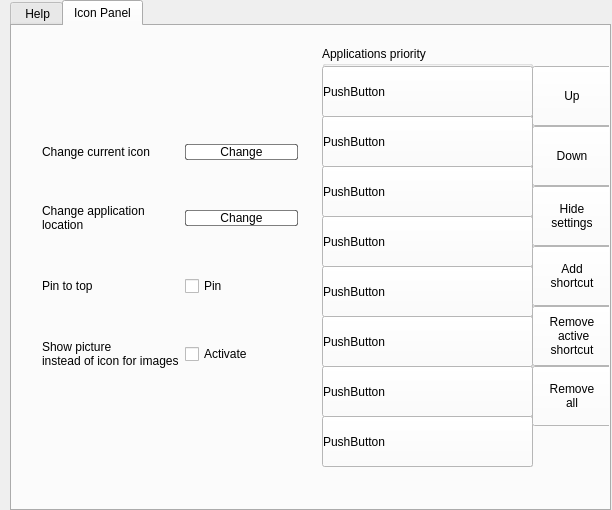
Qwebeck/QuickAccessPanel, file Vass-2/Vass_2/config.ui: the form before one commit.
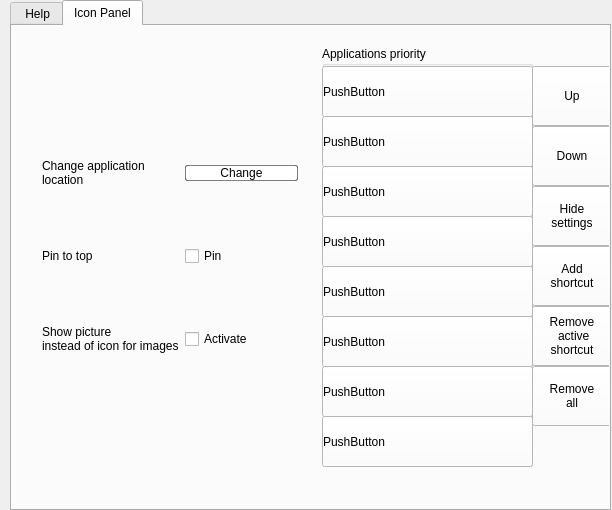
The form after the commit. The open tabs and pages were chosen to show the change.

Diff of the .ui file:
```diff
--- a/Vass-2/Vass_2/config.ui
+++ b/Vass-2/Vass_2/config.ui
@@ -379,39 +379,7 @@
            </rect>
           </property>
           <layout class="QGridLayout" name="icon_information">
-           <item row="2" column="1">
-            <widget class="QLabel" name="label_11">
-             <property name="text">
-              <string>Pin to top</string>
-             </property>
-            </widget>
-           </item>
-           <item row="2" column="2">
-            <widget class="QCheckBox" name="always_first">
-             <property name="text">
-              <string>Pin</string>
-             </property>
-            </widget>
-           </item>
            <item row="0" column="1">
-            <widget class="QLabel" name="label_10">
-             <property name="text">
-              <string>Change current icon</string>
-             </property>
-            </widget>
-           </item>
-           <item row="1" column="2">
-            <widget class="QPushButton" name="chnge_icon_2">
-             <property name="styleSheet">
-              <string notr="true">QPushButton{background-color:white;border-radius:2px;border:1px solid rgba(0,0,0,0.5)}
-QPushButton:hover{background-color:rgba(255,255,255,0.5)}</string>
-             </property>
-             <property name="text">
-              <string>Change</string>
-             </property>
-            </widget>
-           </item>
-           <item row="1" column="1">
             <widget class="QLabel" name="label_9">
              <property name="text">
               <string>Change application 
@@ -419,8 +387,29 @@
              </property>
             </widget>
            </item>
+           <item row="1" column="2">
+            <widget class="QCheckBox" name="always_first">
+             <property name="text">
+              <string>Pin</string>
+             </property>
+            </widget>
+           </item>
+           <item row="1" column="1">
+            <widget class="QLabel" name="label_11">
+             <property name="text">
+              <string>Pin to top</string>
+             </property>
+            </widget>
+           </item>
+           <item row="2" column="2">
+            <widget class="QCheckBox" name="p_ins_i">
+             <property name="text">
+              <string>Activate</string>
+             </property>
+            </widget>
+           </item>
            <item row="0" column="2">
-            <widget class="QPushButton" name="chnge_icon">
+            <widget class="QPushButton" name="chnge_icon_2">
              <property name="styleSheet">
               <string notr="true">QPushButton{background-color:white;border-radius:2px;border:1px solid rgba(0,0,0,0.5)}
 QPushButton:hover{background-color:rgba(255,255,255,0.5)}</string>
@@ -430,7 +419,7 @@
              </property>
             </widget>
            </item>
-           <item row="3" column="1">
+           <item row="2" column="1">
             <widget class="QLabel" name="label_13">
              <property name="text">
               <string>Show picture 
@@ -438,13 +427,6 @@
              </property>
             </widget>
            </item>
-           <item row="3" column="2">
-            <widget class="QCheckBox" name="p_ins_i">
-             <property name="text">
-              <string>Activate</string>
-             </property>
-            </widget>
-           </item>
           </layout>
          </widget>
         </widget>
```
Left out of the diff: 2 changed lines with no effect on the pictures.
